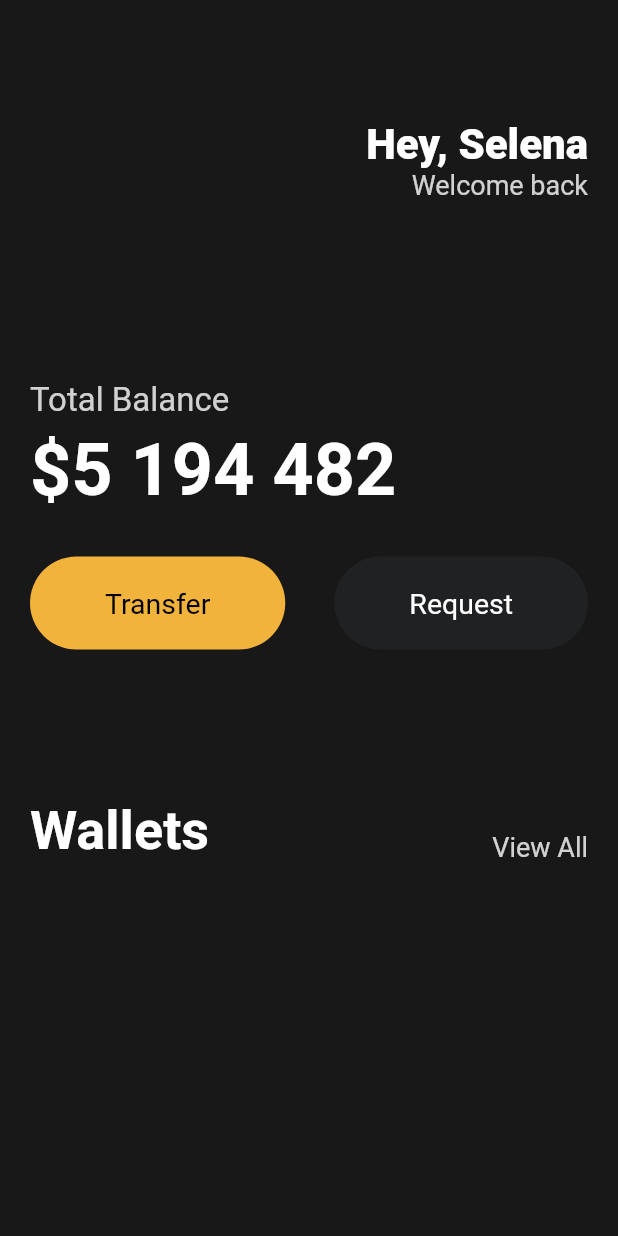
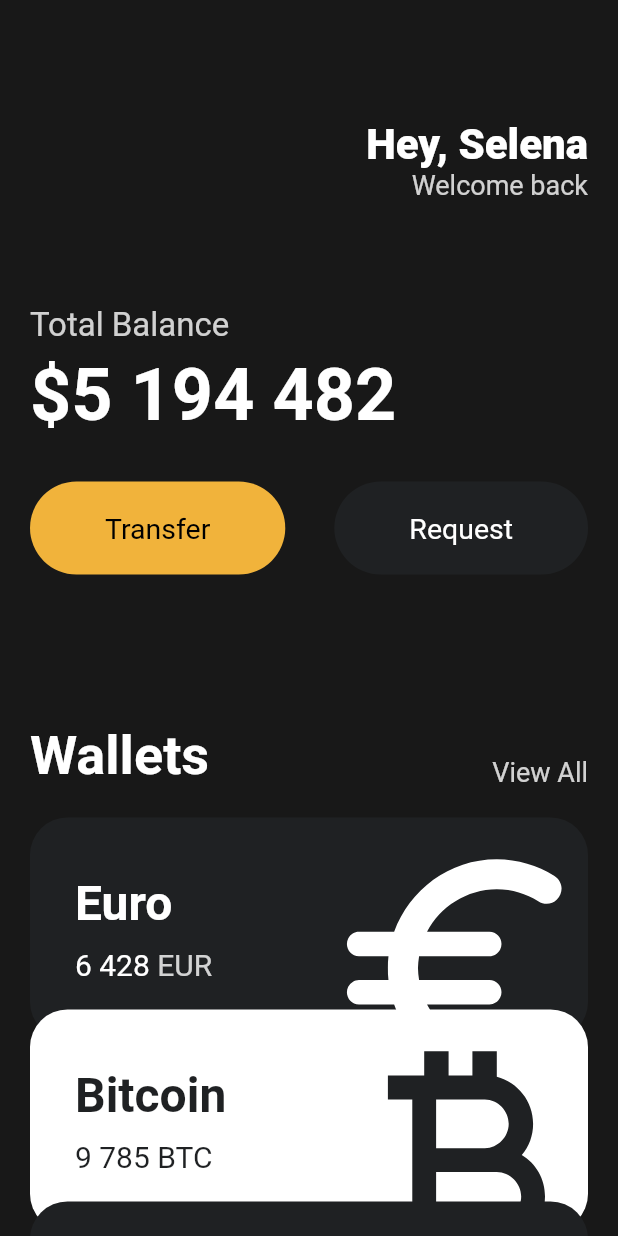
Before and after one commit to ivryxx/toonflix, a Flutter app: the screen it shows after launch, on a phone screen of 412 x 824 dp. Run offline on Flutter 3.47's test engine with Material 2 defaults, Android fonts, the phone set to English and light mode, and no system bars.

Commit message:
added currency cards

```diff
--- a/lib/main.dart
+++ b/lib/main.dart
@@ -1,5 +1,6 @@
 import 'package:flutter/material.dart';
 import 'package:toonflix/widgets/button.dart';
+import 'package:toonflix/widgets/currency_card.dart';
 
 void main() {
   runApp(App());
@@ -11,7 +12,8 @@ class App extends StatelessWidget {
     return MaterialApp(
       home: Scaffold(
         backgroundColor: const Color(0xFF181818),
-        body: Padding(
+        body: SingleChildScrollView(
+          child: Padding(
             padding: const EdgeInsets.symmetric(
               horizontal: 20,
             ),
@@ -47,7 +49,7 @@ class App extends StatelessWidget {
                   ],
                 ),
                 const SizedBox(
-                height: 120,
+                  height: 70,
                 ),
                 Text(
                   'Total Balance',
@@ -112,7 +114,35 @@ class App extends StatelessWidget {
                 const SizedBox(
                   height: 20,
                 ),
+                const CurrencyCard(
+                  name: 'Euro',
+                  code: 'EUR',
+                  amount: '6 428',
+                  icon: Icons.euro_rounded,
+                  isInverted: false,
+                ),
+                Transform.translate(
+                  offset: const Offset(0, -20),
+                  child: const CurrencyCard(
+                    name: 'Bitcoin',
+                    code: 'BTC',
+                    amount: '9 785',
+                    icon: Icons.currency_bitcoin,
+                    isInverted: true,
+                  ),
+                ),
+                Transform.translate(
+                  offset: const Offset(0, -40),
+                  child: const CurrencyCard(
+                    name: 'Dollar',
+                    code: 'USD',
+                    amount: '428',
+                    icon: Icons.attach_money_sharp,
+                    isInverted: false,
+                  ),
+                ),
               ],
+            ),
           ),
         ),
       ),
--- a/lib/widgets/currency_card.dart
+++ b/lib/widgets/currency_card.dart
@@ -1,12 +1,27 @@
-import 'package:flutter/widgets.dart';
+import 'package:flutter/material.dart';
 
 class CurrencyCard extends StatelessWidget {
+  final String name, code, amount;
+  final IconData icon;
+  final bool isInverted;
+
+  final _blackColor = const Color(0xFF1F2123);
+
+  const CurrencyCard({
+    super.key,
+    required this.name,
+    required this.code,
+    required this.amount,
+    required this.icon,
+    required this.isInverted,
+  });
+
   @override
   Widget build(BuildContext context) {
-    Container(
+    return Container(
       clipBehavior: Clip.hardEdge,
       decoration: BoxDecoration(
-        color: const Color(0xFF1F2123),
+        color: isInverted ? Colors.white : _blackColor,
         borderRadius: BorderRadius.circular(25),
       ),
       child: Padding(
@@ -17,10 +32,10 @@ class CurrencyCard extends StatelessWidget {
             Column(
               crossAxisAlignment: CrossAxisAlignment.start,
               children: [
-                const Text(
-                  'Euro',
+                Text(
+                  name,
                   style: TextStyle(
-                    color: Colors.white,
+                    color: isInverted ? _blackColor : Colors.white,
                     fontSize: 32,
                     fontWeight: FontWeight.w600,
                   ),
@@ -30,10 +45,10 @@ class CurrencyCard extends StatelessWidget {
                 ),
                 Row(
                   children: [
-                    const Text(
-                      '6 428',
+                    Text(
+                      amount,
                       style: TextStyle(
-                        color: Colors.white,
+                        color: isInverted ? _blackColor : Colors.white,
                         fontSize: 20,
                       ),
                     ),
@@ -41,9 +56,11 @@ class CurrencyCard extends StatelessWidget {
                       width: 5,
                     ),
                     Text(
-                      'EUR',
+                      code,
                       style: TextStyle(
-                        color: Colors.white.withOpacity(0.8),
+                        color: isInverted
+                            ? _blackColor
+                            : Colors.white.withOpacity(0.8),
                         fontSize: 20,
                       ),
                     ),
@@ -55,9 +72,9 @@ class CurrencyCard extends StatelessWidget {
               scale: 2.2,
               child: Transform.translate(
                 offset: const Offset(-5, 12),
-                child: const Icon(
-                  Icons.euro_rounded,
-                  color: Colors.white,
+                child: Icon(
+                  icon,
+                  color: isInverted ? _blackColor : Colors.white,
                   size: 88,
                 ),
               ),
```
Lines whose indentation alone changed are shown as unchanged.
